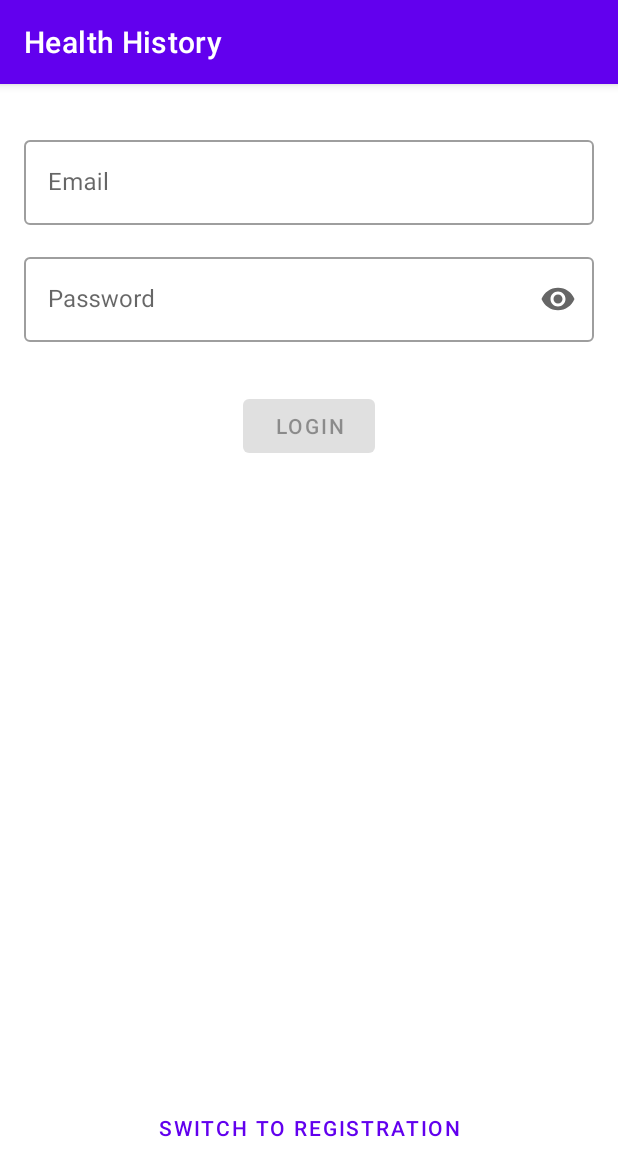
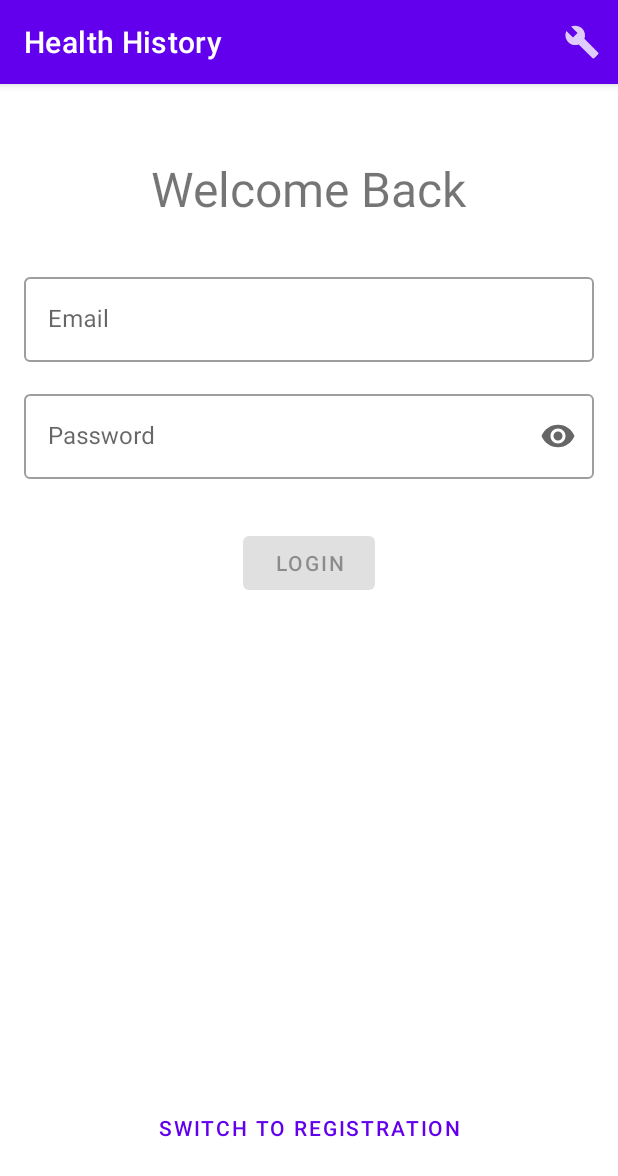
Before and after one commit to health-history-428/patient-app, an Android app: the screen it shows after launch (LoginActivity), after a tap on "SWITCH TO LOGIN", on a phone screen of 412 x 824 dp. Shown: the top 1176 px of the screen. Run offline under Robolectric (Android 15) with nearby library versions, the phone set to English and light mode, and no system bars.

Commit message:
add dev menu; add error for email; enable reg/login buttons when fields filled

```diff
--- a/app/src/main/java/com/jacobgb24/healthhistory/controller/LoginActivity.kt
+++ b/app/src/main/java/com/jacobgb24/healthhistory/controller/LoginActivity.kt
@@ -1,21 +1,29 @@
 package com.jacobgb24.healthhistory.controller
 
 import android.content.Context
+import android.content.SharedPreferences
 import android.os.Bundle
 import android.util.Log
+import android.view.LayoutInflater
+import android.view.Menu
+import android.view.MenuItem
+import androidx.appcompat.app.AlertDialog
 import androidx.appcompat.app.AppCompatActivity
 import androidx.fragment.app.Fragment
+import com.jacobgb24.healthhistory.R
 import com.jacobgb24.healthhistory.view.login.LoginFragment
 import com.jacobgb24.healthhistory.view.login.RegistrationFragment
+import kotlinx.android.synthetic.main.dev_dialog.view.*
 
 class LoginActivity : AppCompatActivity() {
+    private lateinit var sharedPrefs: SharedPreferences
 
     override fun onCreate(savedInstanceState: Bundle?) {
         super.onCreate(savedInstanceState)
 
-        val sharedPref = getPreferences(Context.MODE_PRIVATE)
+        sharedPrefs = getPreferences(Context.MODE_PRIVATE)
 
-        if (sharedPref.getString("USER_EMAIL", "") != "") {
+        if (sharedPrefs.getString("USER_EMAIL", "") != "") {
             setFragment(LoginFragment())
         }
         else {
@@ -29,4 +37,31 @@ class LoginActivity : AppCompatActivity() {
             .commit()
     }
 
+    override fun onCreateOptionsMenu(menu: Menu?): Boolean {
+        menuInflater.inflate(R.menu.login_menu, menu)
+        return super.onCreateOptionsMenu(menu)
+    }
+
+    override fun onOptionsItemSelected(item: MenuItem): Boolean {
+        return when(item.itemId) {
+            R.id.dev_tools -> {
+                val dialogView = LayoutInflater.from(this).inflate(R.layout.dev_dialog, null)
+                val dialog = AlertDialog.Builder(this).setView(dialogView).setTitle("Dev Tools").show()
+
+                dialogView.dev_ip.setText(sharedPrefs.getString("SERVER_IP", "0.0.0.0"))
+                dialogView.dev_port.setText(sharedPrefs.getInt("SERVER_PORT", 3000).toString())
+
+                dialogView.dev_save.setOnClickListener {
+                    sharedPrefs.edit().putString("SERVER_IP", dialogView.dev_ip.text.toString())
+                    sharedPrefs.edit().putInt("SERVER_PORT", dialogView.dev_port.text.toString().toInt())
+                    dialog.dismiss()
+                }
+
+                true
+            }
+            else -> super.onOptionsItemSelected(item)
+
+        }
+    }
+
 }
--- a/app/src/main/java/com/jacobgb24/healthhistory/view/login/LoginFragment.kt
+++ b/app/src/main/java/com/jacobgb24/healthhistory/view/login/LoginFragment.kt
@@ -5,7 +5,11 @@ import androidx.fragment.app.Fragment
 import android.view.LayoutInflater
 import android.view.View
 import android.view.ViewGroup
+import androidx.core.view.isEmpty
 import com.jacobgb24.healthhistory.R
+import com.jacobgb24.healthhistory.controller.LoginActivity
+import kotlinx.android.synthetic.main.fragment_login.view.*
+import kotlinx.android.synthetic.main.fragment_registration.view.*
 
 class LoginFragment : Fragment() {
 
@@ -20,6 +24,12 @@ class LoginFragment : Fragment() {
         // Inflate the layout for this fragment
         val view = inflater.inflate(R.layout.fragment_login, container, false)
 
+        view.switch_register_butt.setOnClickListener {
+            (activity as LoginActivity).setFragment(RegistrationFragment())
+        }
+
+        enableButtonWhenComplete(view.login_butt, view.login_email, view.login_password)
+        validateEmail(view.login_email)
 
         return view
     }
--- /dev/null
+++ b/app/src/main/java/com/jacobgb24/healthhistory/view/login/LoginHelpers.kt
@@ -0,0 +1,25 @@
+package com.jacobgb24.healthhistory.view.login
+
+import android.widget.Button
+import androidx.core.widget.doAfterTextChanged
+import com.google.android.material.textfield.TextInputLayout
+
+
+fun enableButtonWhenComplete(butt: Button, vararg fields: TextInputLayout) {
+    for (f in fields) {
+        f.editText?.doAfterTextChanged {
+            butt.isEnabled = fields.all { f -> f.editText?.text?.isNotEmpty() ?: false  && f.error == null }
+        }
+    }
+}
+
+fun validateEmail(field: TextInputLayout) {
+    field.editText?.doAfterTextChanged {
+        if (it != null && it.isNotEmpty() && !Regex(".+@.+\\..+").matches(it.toString())) {
+            field.error = "Not a valid Email Address"
+        }
+        else {
+            field.error = null
+        }
+    }
+}
--- a/app/src/main/java/com/jacobgb24/healthhistory/view/login/RegistrationFragment.kt
+++ b/app/src/main/java/com/jacobgb24/healthhistory/view/login/RegistrationFragment.kt
@@ -27,6 +27,10 @@ class RegistrationFragment : Fragment() {
             (activity as LoginActivity).setFragment(LoginFragment())
         }
 
+        enableButtonWhenComplete(view.register_butt, view.register_email, view.register_password,
+                                 view.registration_password_confirm)
+        validateEmail(view.register_email)
+
         return view
     }
 
--- a/app/src/main/res/layout/fragment_login.xml
+++ b/app/src/main/res/layout/fragment_login.xml
@@ -11,16 +11,27 @@
     android:paddingBottom="@dimen/fragment_vertical_margin"
     tools:context=".view.login.LoginFragment">
 
+    <TextView
+        android:id="@+id/login_text"
+        android:layout_width="wrap_content"
+        android:layout_height="wrap_content"
+        android:layout_marginTop="32dp"
+        app:layout_constraintTop_toTopOf="@id/container"
+        app:layout_constraintStart_toStartOf="parent"
+        app:layout_constraintEnd_toEndOf="parent"
+        android:textSize="32sp"
+        android:text="Welcome Back"/>
+
     <com.google.android.material.textfield.TextInputLayout
         android:id="@+id/login_email"
         android:layout_width="match_parent"
         android:layout_height="wrap_content"
-        android:layout_marginTop="16dp"
+        android:layout_marginTop="32dp"
         android:hint="Email"
         style="@style/Widget.MaterialComponents.TextInputLayout.OutlinedBox"
         app:layout_constraintEnd_toEndOf="parent"
         app:layout_constraintStart_toStartOf="parent"
-        app:layout_constraintTop_toTopOf="@+id/container">
+        app:layout_constraintTop_toBottomOf="@+id/login_text">
 
         <com.google.android.material.textfield.TextInputEditText
             android:layout_width="match_parent"
--- /dev/null
+++ b/app/src/main/res/menu/login_menu.xml
@@ -0,0 +1,10 @@
+<?xml version="1.0" encoding="utf-8"?>
+<menu xmlns:android="http://schemas.android.com/apk/res/android"
+    xmlns:app="http://schemas.android.com/apk/res-auto">
+    <item
+        android:id="@+id/dev_tools"
+        android:icon="@drawable/ic_dev"
+        app:showAsAction="always"
+        android:title="Dev">
+    </item>
+</menu>
```
Also changed, not shown: app/src/main/res/layout/activity_main.xml (+0 -20 lines), app/src/main/res/layout/dev_dialog.xml (added, +33 -0 lines), app/src/main/res/layout/fragment_registration.xml (+18 -6 lines), app/src/main/res/menu/bottom_nav_menu.xml (deleted, +0 -19 lines).
